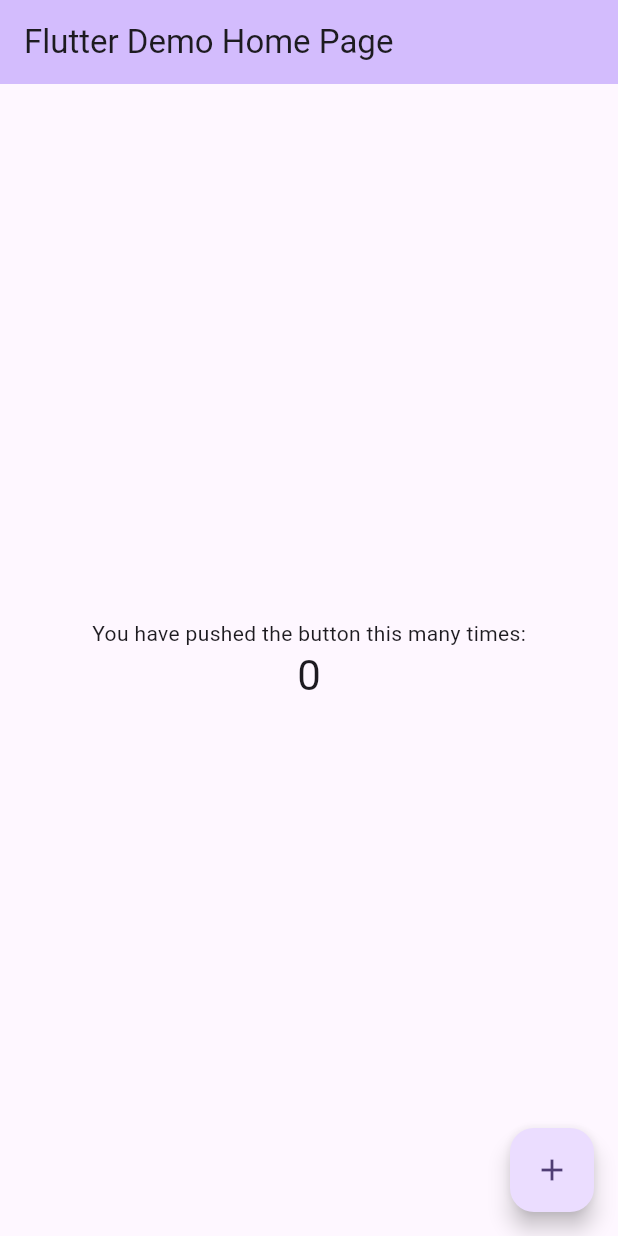
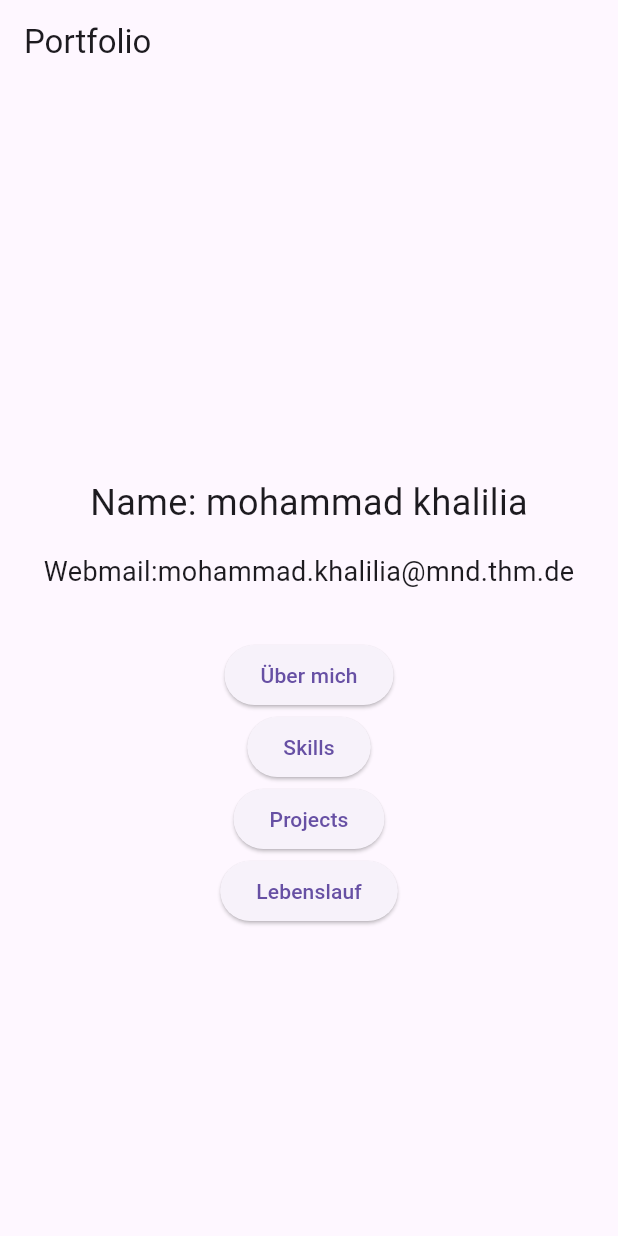
Before and after one commit to momokhalilia/portfolio_5350797, a Flutter app: the screen it shows after launch, on a phone screen of 412 x 824 dp. Run offline on Flutter 3.47's test engine with Material 3 defaults, Android fonts, the light colour scheme and no system bars.

Commit message:
skills format

```diff
--- a/lib/main.dart
+++ b/lib/main.dart
@@ -1,126 +1,171 @@
 import 'package:flutter/material.dart';
+import 'cv_page.dart';
 
 void main() {
-  runApp(const MyApp());
+  runApp(MyApp());
 }
 
 class MyApp extends StatelessWidget {
-  const MyApp({super.key});
-
-  // This widget is the root of your application.
   @override
   Widget build(BuildContext context) {
     return MaterialApp(
       debugShowCheckedModeBanner: false,
-      title: 'Flutter Demo',
+      title: 'Portfolio',
       theme: ThemeData(
-        // This is the theme of your application.
-        //
-        // TRY THIS: Try running your application with "flutter run". You'll see
-        // the application has a purple toolbar. Then, without quitting the app,
-        // try changing the seedColor in the colorScheme below to Colors.green
-        // and then invoke "hot reload" (save your changes or press the "hot
-        // reload" button in a Flutter-supported IDE, or press "r" if you used
-        // the command line to start the app).
-        //
-        // Notice that the counter didn't reset back to zero; the application
-        // state is not lost during the reload. To reset the state, use hot
-        // restart instead.
-        //
-        // This works for code too, not just values: Most code changes can be
-        // tested with just a hot reload.
-        colorScheme: ColorScheme.fromSeed(seedColor: Colors.deepPurple),
-        useMaterial3: true,
+        primarySwatch: Colors.blue,
       ),
-      home: const MyHomePage(title: 'Flutter Demo Home Page'),
+      initialRoute: '/',
+      routes: {
+        '/': (context) => HomePage(),
+        '/cv': (context) =>
+            CVPage(), // Hier wird das Routing zur Lebenslaufseite hinzugefügt
+      },
     );
   }
 }
 
-class MyHomePage extends StatefulWidget {
-  const MyHomePage({super.key, required this.title});
+class HomePage extends StatelessWidget {
+  final ScrollController _scrollController = ScrollController();
 
-  // This widget is the home page of your application. It is stateful, meaning
-  // that it has a State object (defined below) that contains fields that affect
-  // how it looks.
-
-  // This class is the configuration for the state. It holds the values (in this
-  // case the title) provided by the parent (in this case the App widget) and
-  // used by the build method of the State. Fields in a Widget subclass are
-  // always marked "final".
-
-  final String title;
-
-  @override
-  State<MyHomePage> createState() => _MyHomePageState();
-}
-
-class _MyHomePageState extends State<MyHomePage> {
-  int _counter = 0;
-
-  void _incrementCounter() {
-    setState(() {
-      // This call to setState tells the Flutter framework that something has
-      // changed in this State, which causes it to rerun the build method below
-      // so that the display can reflect the updated values. If we changed
-      // _counter without calling setState(), then the build method would not be
-      // called again, and so nothing would appear to happen.
-      _counter++;
-    });
+  void _scrollToSection(double position) {
+    _scrollController.animateTo(
+      position,
+      duration: const Duration(seconds: 1),
+      curve: Curves.easeInOut,
+    );
   }
 
   @override
   Widget build(BuildContext context) {
-    // This method is rerun every time setState is called, for instance as done
-    // by the _incrementCounter method above.
-    //
-    // The Flutter framework has been optimized to make rerunning build methods
-    // fast, so that you can just rebuild anything that needs updating rather
-    // than having to individually change instances of widgets.
+    final height = MediaQuery.of(context).size.height;
+
     return Scaffold(
       appBar: AppBar(
-        // TRY THIS: Try changing the color here to a specific color (to
-        // Colors.amber, perhaps?) and trigger a hot reload to see the AppBar
-        // change color while the other colors stay the same.
-        backgroundColor: Theme.of(context).colorScheme.inversePrimary,
-        // Here we take the value from the MyHomePage object that was created by
-        // the App.build method, and use it to set our appbar title.
-        title: Text(widget.title),
+        title: const Text('Portfolio'),
       ),
-      body: Center(
-        // Center is a layout widget. It takes a single child and positions it
-        // in the middle of the parent.
+      body: SingleChildScrollView(
+        controller: _scrollController,
         child: Column(
-          // Column is also a layout widget. It takes a list of children and
-          // arranges them vertically. By default, it sizes itself to fit its
-          // children horizontally, and tries to be as tall as its parent.
-          //
-          // Column has various properties to control how it sizes itself and
-          // how it positions its children. Here we use mainAxisAlignment to
-          // center the children vertically; the main axis here is the vertical
-          // axis because Columns are vertical (the cross axis would be
-          // horizontal).
-          //
-          // TRY THIS: Invoke "debug painting" (choose the "Toggle Debug Paint"
-          // action in the IDE, or press "p" in the console), to see the
-          // wireframe for each widget.
-          mainAxisAlignment: MainAxisAlignment.center,
           children: <Widget>[
-            const Text(
-              'You have pushed the button this many times:',
+            Container(
+              height: height,
+              alignment: Alignment.center,
+              child: Column(
+                mainAxisAlignment: MainAxisAlignment.center,
+                children: <Widget>[
+                  const Text(
+                    'Name: mohammad khalilia',
+                    style: TextStyle(fontSize: 24),
+                  ),
+                  const SizedBox(height: 16),
+                  const Text(
+                    'Webmail:mohammad.khalilia@mnd.thm.de',
+                    style: TextStyle(fontSize: 18),
+                  ),
+                  const SizedBox(height: 32),
+                  ElevatedButton(
+                    onPressed: () => _scrollToSection(height),
+                    child: const Text('Über mich'),
+                  ),
+                  ElevatedButton(
+                    onPressed: () => _scrollToSection(height * 2),
+                    child: const Text('Skills'),
+                  ),
+                  ElevatedButton(
+                    onPressed: () => _scrollToSection(height * 3),
+                    child: const Text('Projects'),
+                  ),
+                  ElevatedButton(
+                    onPressed: () {
+                      Navigator.pushNamed(context,
+                          '/cv'); // Hier wird zur Lebenslaufseite navigiert
+                    },
+                    child: const Text('Lebenslauf'),
+                  ),
+                ],
+              ),
             ),
-            Text(
-              '$_counter',
-              style: Theme.of(context).textTheme.headlineMedium,
+            Container(
+              height: height,
+              color: Colors.grey[200],
+              alignment: Alignment.center,
+              child: const Padding(
+                padding: EdgeInsets.all(16.0),
+                child: Column(
+                  mainAxisAlignment: MainAxisAlignment.center,
+                  children: [
+                    Text(
+                      '''Hallo! Ich bin Mohammad khalilia. Willkommen auf meiner Portfolio-Seite.\n
+                       und ich wurde am 12. Dezember 1998, palästina, geboren.\n
+                      Derzeit befinde ich mich im 6. Semester meines Studiums der Wirtschaftsinformatik an der Technischen Hochschule Mittelhessen, Campus Friedberg.\n
+                      Meine akademische Reise hat mich von palästina nach Deutschland geführt, wo ich meine Leidenschaft für die Verbindung von Wirtschaft und Informationstechnologie weiterverfolgen konnte.\n
+                      Neben meinem Studium engagiere ich mich in verschiedenen beruflichen Tätigkeiten, die mir praktische Einblicke in die Arbeitswelt verschaffen und meine theoretischen Kenntnisse ergänzen.\n''',
+                      style: TextStyle(fontSize: 18),
+                      textAlign: TextAlign.center,
+                    ),
+                  ],
+                ),
+              ),
+            ),
+            Container(
+              height: height,
+              color: Colors.white,
+              alignment: Alignment.center,
+              child: const Padding(
+                padding: EdgeInsets.all(16.0),
+                child: Column(
+                  mainAxisAlignment: MainAxisAlignment.center,
+                  children: [
+                    Text(
+                      'Skills',
+                      style: TextStyle(fontSize: 24),
+                      textAlign: TextAlign.center,
+                    ),
+                    SizedBox(height: 16),
+                    Text(
+                      '''Flutter\n
+                      Dart\n
+                      Python\n
+                      Java\n
+                      MySQL\n
+                      Datenpflege\n
+                      SAP GUI\n
+                      SAP S/4HANA\n
+                      Microsoft Office''',
+                      style: TextStyle(fontSize: 18),
+                      textAlign: TextAlign.center,
+                    ),
+                  ],
+                ),
+              ),
+            ),
+            Container(
+              height: height,
+              color: Colors.grey[200],
+              alignment: Alignment.center,
+              child: const Padding(
+                padding: EdgeInsets.all(16.0),
+                child: Column(
+                  mainAxisAlignment: MainAxisAlignment.center,
+                  children: [
+                    Text(
+                      'Projects',
+                      style: TextStyle(fontSize: 24),
+                      textAlign: TextAlign.center,
+                    ),
+                    SizedBox(height: 16),
+                    Text(
+                      '',
+                      style: TextStyle(fontSize: 18),
+                      textAlign: TextAlign.center,
+                    ),
+                  ],
+                ),
+              ),
             ),
           ],
         ),
       ),
-      floatingActionButton: FloatingActionButton(
-        onPressed: _incrementCounter,
-        tooltip: 'Increment',
-        child: const Icon(Icons.add),
-      ), // This trailing comma makes auto-formatting nicer for build methods.
     );
   }
 }
```
